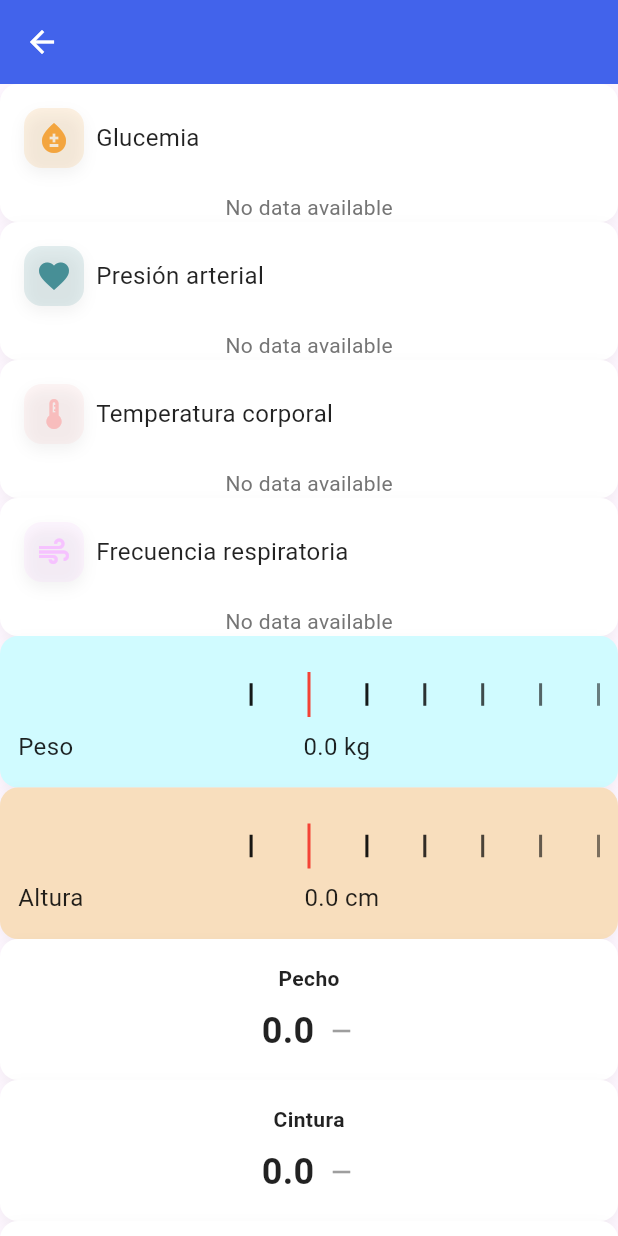
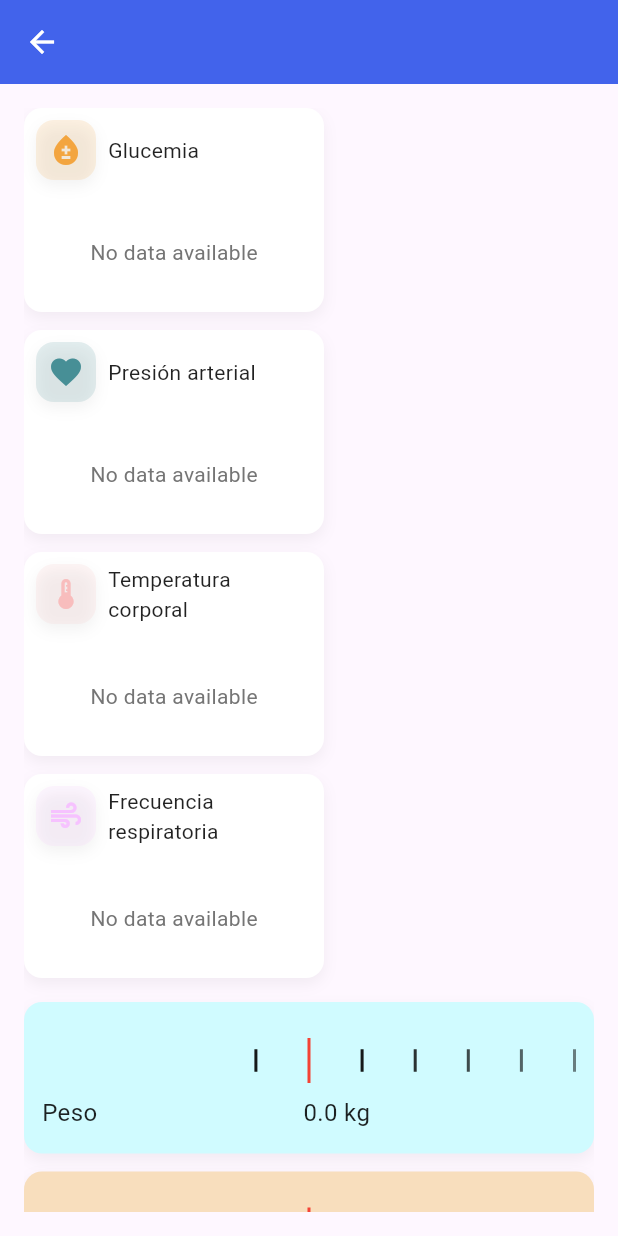
Before and after one commit to pabrcno/indigo, a Flutter app: the PatientProfileScreen screen opened directly with empty values, on a phone screen of 412 x 824 dp. Run offline on Flutter 3.47's test engine with Material 3 defaults, Android fonts, the phone set to English and light mode, and no system bars; our stand-ins replace drift, fl_chart, flutter_riverpod, freezed_annotation; accounts and stored records are empty; generated files the repository leaves out were written again; network calls fail.

Commit message:
FIx divide by zero issue

```diff
--- a/lib/screens/patient_profile.dart
+++ b/lib/screens/patient_profile.dart
@@ -7,13 +7,12 @@ import 'package:indigo/utils/calculate_bmi.dart';
 import 'package:indigo/utils/patient_metics_ui_mapper.dart';
 import 'package:indigo/widgets/bmi_indicator.dart';
 import 'package:indigo/widgets/body_metrics_card.dart';
-
 import 'package:indigo/widgets/notes_card.dart';
 import 'package:indigo/widgets/patient_metric_history_chart.dart';
 import 'package:indigo/widgets/ruler_widget.dart';
 
 class PatientProfileScreen extends ConsumerStatefulWidget {
-  final Patient patient; // Accept a patient ID to fetch data
+  final Patient patient;
 
   const PatientProfileScreen({super.key, required this.patient});
 
@@ -45,14 +44,8 @@ class _PatientProfileScreenState extends ConsumerState<PatientProfileScreen> {
       appBar: AppBar(
         backgroundColor: const Color(0xFF4263EB),
         leading: IconButton(
-            icon: const Icon(
-              Icons.arrow_back,
-              color: Colors.white,
-            ),
-            onPressed: () {
-              Navigator.of(context)
-                  .pop(); // Navigate back to the previous screen
-            },
+          icon: const Icon(Icons.arrow_back, color: Colors.white),
+          onPressed: () => Navigator.of(context).pop(),
         ),
       ),
       body: FutureBuilder(
@@ -68,17 +61,24 @@ class _PatientProfileScreenState extends ConsumerState<PatientProfileScreen> {
               ),
             );
           }
-            return ListView(
+          return Padding(
+            padding: const EdgeInsets.all(16.0),
+            child: ListView(
               children: [
-                ...[
+                // Metrics Cards
+                Wrap(
+                  spacing: 12,
+                  runSpacing: 12,
+                  children: [
+                    for (var metricType in [
                       EPatientHealthMetricField.glucose,
                       EPatientHealthMetricField.bloodPressure,
                       EPatientHealthMetricField.temperature,
-                  EPatientHealthMetricField.respiratoryRate
-                ].map((metricType) {
-                  final history = patientMetrics[metricType] ?? [];
-
-                  return InkWell(
+                      EPatientHealthMetricField.respiratoryRate,
+                    ])
+                      ConstrainedBox(
+                        constraints: const BoxConstraints(maxWidth: 200),
+                        child: InkWell(
                           onTap: () {
                             showEditModal(context, ref, metricType);
                           },
@@ -86,70 +86,92 @@ class _PatientProfileScreenState extends ConsumerState<PatientProfileScreen> {
                             icon: getIconForMetric(metricType),
                             unit: getUnitForMetric(metricType),
                             label: getLabelForMetric(metricType),
-                      metrics: history,
+                            metrics: patientMetrics[metricType] ?? [],
                             curveColor: getColorForMetric(metricType),
                           ),
-                  );
-                }),
-                ...[
+                        ),
+                      ),
+                  ],
+                ),
+                const SizedBox(height: 16),
+
+                // Rulers for Weight and Height
+                Wrap(
+                  spacing: 12,
+                  runSpacing: 12,
+                  children: [
+                    for (var metricType in [
                       EPatientHealthMetricField.weight,
                       EPatientHealthMetricField.height,
-                ].map((metricType) {
-                  final history = patientMetrics[metricType] ?? [];
-
-                  return InkWell(
+                    ])
+                      InkWell(
                         onTap: () {
                           showEditModal(context, ref, metricType);
                         },
                         child: RulerWidget(
                           unit: getUnitForMetric(metricType),
                           label: getLabelForMetric(metricType),
-                      value: history.isNotEmpty
-                          ? history.last.value
-                          : 0.0, // Default to 0 if history is empty
+                          value: patientMetrics[metricType]?.last.value ?? 0.0,
                           backgroundColor: getColorForMetric(metricType),
                         ),
-                  );
-                }),
-                ...[
+                      ),
+                  ],
+                ),
+                const SizedBox(height: 16),
+
+                // Body Metrics
+                Wrap(
+                  spacing: 12,
+                  runSpacing: 12,
+                  children: [
+                    for (var metricType in [
                       EPatientHealthMetricField.chest,
                       EPatientHealthMetricField.waist,
-                  EPatientHealthMetricField.hips
-                ].map((metricType) {
-                  final history = patientMetrics[metricType] ?? [];
-
-                  return InkWell(
+                      EPatientHealthMetricField.hips,
+                    ])
+                      InkWell(
                         onTap: () {
                           showEditModal(context, ref, metricType);
                         },
                         child: BodyMetricsCard(
                           label: getLabelForMetric(metricType),
-                      value: history.isNotEmpty
-                          ? history.last.value
-                          : 0.0, // Default to 0 if history is empty
+                          value: patientMetrics[metricType]?.last.value ?? 0.0,
                           previousValue:
-                          history.isNotEmpty ? history.first.value : 0.0,
+                              patientMetrics[metricType]?.first.value ?? 0.0,
                         ),
-                  );
-                }),
+                      ),
+                  ],
+                ),
                 const SizedBox(height: 16),
+
+                // BMI Indicator
+                if (currentHeight > 0 && currentWeight > 0)
                   BMIIndicator(
                     bmiValue: calculateBMI(
                         heightInCM: currentHeight, weightInKG: currentWeight),
                   ),
+                const SizedBox(height: 16),
+
+                // Notes Section
                 NotesCard(
                   notes: widget.patient.notes ?? '',
-                    onCreate: () => {
-                          //TODO: IMPLEMENT FUNCTION HERE
-                        }),
+                  onCreate: () {
+                    // TODO: Handle note creation
+                  },
+                ),
+                const SizedBox(height: 16),
+
+                // Patient Image
                 Image.asset(
                   'assets/images/patient.png',
                   height: 200,
                 ),
               ],
+            ),
           );
         },
-        ));
+      ),
+    );
   }
 
   void showEditModal(
@@ -172,7 +194,7 @@ class _PatientProfileScreenState extends ConsumerState<PatientProfileScreen> {
               mainAxisSize: MainAxisSize.min,
               children: [
                 Text(
-                  'Crear nuevo registro de $label',
+                  'Create new entry for $label',
                   style: const TextStyle(
                       fontSize: 18, fontWeight: FontWeight.bold),
                 ),
--- a/lib/widgets/patient_metric_history_chart.dart
+++ b/lib/widgets/patient_metric_history_chart.dart
@@ -42,7 +42,7 @@ class PatientMetricHistoryChart extends StatelessWidget {
         children: [
           // Header with icon and label
           Padding(
-            padding: kPadding,
+            padding: kSmallPadding,
             child: Row(
               children: [
                 Container(
@@ -61,12 +61,13 @@ class PatientMetricHistoryChart extends StatelessWidget {
                   child: Icon(icon, color: curveColor),
                 ),
                 const SizedBox(width: 8),
-                Text(
+                Flexible(
+                    child: Text(
                   label,
                   style: const TextStyle(
-                    fontSize: 16,
+                    fontSize: 14,
                   ),
-                ),
+                )),
               ],
             ),
           ),
@@ -74,25 +75,26 @@ class PatientMetricHistoryChart extends StatelessWidget {
           if (latestMetric != null) ...[
             // Latest metric value and status badge
             Padding(
-                padding: const EdgeInsets.symmetric(horizontal: 16),
+                padding: kSmallPadding,
                 child: Row(
                     mainAxisAlignment: MainAxisAlignment.spaceBetween,
                     children: [
-                      Row(
+                      Flexible(
+                          child: Row(
                         crossAxisAlignment: CrossAxisAlignment.center,
                         children: [
                           Text(
                             latestMetric.value.toStringAsFixed(1),
-                            style: const TextStyle(fontSize: 28),
+                            style: const TextStyle(fontSize: 20),
                           ),
                           const SizedBox(width: 8),
                           Text(
                             unit,
                             style: TextStyle(
-                                fontSize: 18, color: Colors.grey.shade600),
+                                fontSize: 12, color: Colors.grey.shade600),
                           ),
                         ],
-                      ),
+                      )),
                       Container(
                         padding: const EdgeInsets.symmetric(
                             horizontal: 8, vertical: 4),
@@ -202,11 +204,13 @@ class PatientMetricHistoryChart extends StatelessWidget {
               ),
             ),
           ] else
-            Center(
-              child: Text(
+            SizedBox(
+              height: 80,
+              child: Center(
+                  child: Text(
                 'No data available',
                 style: TextStyle(fontSize: 14, color: Colors.grey.shade600),
-              ),
+              )),
             ),
         ],
       ),
@@ -216,21 +220,21 @@ class PatientMetricHistoryChart extends StatelessWidget {
   String getStatusForMetric(EPatientHealthMetricField metric, double value) {
     switch (metric) {
       case EPatientHealthMetricField.glucose:
-        if (value < 70) return 'Low';
+        if (value < 70) return 'Bajo';
         if (value <= 140) return 'Normal';
-        return 'High';
+        return 'Alto';
       case EPatientHealthMetricField.bloodPressure:
-        if (value < 90) return 'Low';
+        if (value < 90) return 'Bajo';
         if (value <= 120) return 'Normal';
-        return 'High';
+        return 'Alto';
       case EPatientHealthMetricField.temperature:
-        if (value < 36.5) return 'Low';
+        if (value < 36.5) return 'Bajo';
         if (value <= 37.5) return 'Normal';
-        return 'High';
+        return 'Alto';
       case EPatientHealthMetricField.respiratoryRate:
-        if (value < 12) return 'Low';
+        if (value < 12) return 'Bajo';
         if (value <= 20) return 'Normal';
-        return 'High';
+        return 'Alto';
       default:
         return 'Unknown';
     }
@@ -238,11 +242,11 @@ class PatientMetricHistoryChart extends StatelessWidget {
 
   Color getStatusColor(String status) {
     switch (status) {
-      case 'Low':
+      case 'Bajo':
         return Colors.blue;
       case 'Normal':
         return Colors.green;
-      case 'High':
+      case 'Alto':
         return Colors.red;
       default:
         return Colors.grey;
```
Lines whose indentation alone changed are shown as unchanged.
